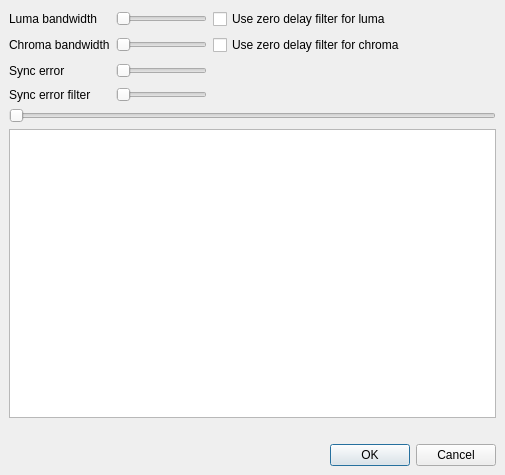
mean00/avidemux2, file avidemux_plugins/ADM_videoFilters6/artVHS/qt4/artVHS.ui: the form before one commit.
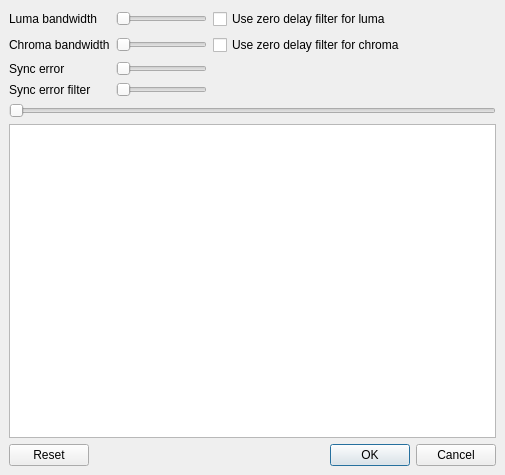
The form after the commit. Custom widgets are drawn as their Qt base class.

Commit message: [artVHS] Layout the dialog vertically, fix tab order, add reset button

Diff of the .ui file:
```diff
--- a/avidemux_plugins/ADM_videoFilters6/artVHS/qt4/artVHS.ui
+++ b/avidemux_plugins/ADM_videoFilters6/artVHS/qt4/artVHS.ui
@@ -13,7 +13,10 @@
   <property name="windowTitle">
    <string>VHS</string>
   </property>
-  <layout class="QGridLayout">
+  <layout class="QVBoxLayout" name="verticalLayout">
+   <property name="spacing">
+    <number>6</number>
+   </property>
    <property name="leftMargin">
     <number>9</number>
    </property>
@@ -26,49 +29,7 @@
    <property name="bottomMargin">
     <number>9</number>
    </property>
-   <property name="spacing">
-    <number>6</number>
-   </property>
-   <item row="3" column="0" colspan="2">
-    <widget class="ADM_QSlider" name="horizontalSlider">
-     <property name="orientation">
-      <enum>Qt::Horizontal</enum>
-     </property>
-    </widget>
-   </item>
-   <item row="6" column="0" colspan="2">
-    <widget class="QDialogButtonBox" name="buttonBox">
-     <property name="orientation">
-      <enum>Qt::Horizontal</enum>
-     </property>
-     <property name="standardButtons">
-      <set>QDialogButtonBox::Cancel|QDialogButtonBox::Ok</set>
-     </property>
-    </widget>
-   </item>
-   <item row="4" column="0" colspan="2">
-    <widget class="QGraphicsView" name="graphicsView"/>
-   </item>
-   <item row="5" column="1">
-    <spacer>
-     <property name="orientation">
-      <enum>Qt::Vertical</enum>
-     </property>
-     <property name="sizeType">
-      <enum>QSizePolicy::Fixed</enum>
-     </property>
-     <property name="sizeHint" stdset="0">
-      <size>
-       <width>20</width>
-       <height>20</height>
-      </size>
-     </property>
-    </spacer>
-   </item>
-   <item row="2" column="0">
-    <layout class="QHBoxLayout" name="toolboxLayout"/>
-   </item>
-   <item row="0" column="0" colspan="2">
+   <item>
     <layout class="QGridLayout" name="gridLayout">
      <property name="leftMargin">
       <number>0</number>
@@ -132,19 +93,6 @@
        </property>
       </widget>
      </item>
-     <item row="3" column="3">
-      <spacer name="horizontalSpacer_2">
-       <property name="orientation">
-        <enum>Qt::Horizontal</enum>
-       </property>
-       <property name="sizeHint" stdset="0">
-        <size>
-         <width>40</width>
-         <height>20</height>
-        </size>
-       </property>
-      </spacer>
-     </item>
      <item row="4" column="0">
       <widget class="QLabel" name="label_3">
        <property name="text">
@@ -165,19 +113,6 @@
        </property>
       </widget>
      </item>
-     <item row="4" column="3">
-      <spacer name="horizontalSpacer_3">
-       <property name="orientation">
-        <enum>Qt::Horizontal</enum>
-       </property>
-       <property name="sizeHint" stdset="0">
-        <size>
-         <width>40</width>
-         <height>20</height>
-        </size>
-       </property>
-      </spacer>
-     </item>
      <item row="3" column="2">
       <widget class="QCheckBox" name="checkBoxChromaNoDelay">
        <property name="text">
@@ -214,6 +149,33 @@
      </item>
     </layout>
    </item>
+   <item>
+    <layout class="QHBoxLayout" name="toolboxLayout"/>
+   </item>
+   <item>
+    <widget class="ADM_QSlider" name="horizontalSlider">
+     <property name="orientation">
+      <enum>Qt::Horizontal</enum>
+     </property>
+    </widget>
+   </item>
+   <item>
+    <widget class="QGraphicsView" name="graphicsView">
+     <property name="focusPolicy">
+      <enum>Qt::NoFocus</enum>
+     </property>
+    </widget>
+   </item>
+   <item>
+    <widget class="QDialogButtonBox" name="buttonBox">
+     <property name="orientation">
+      <enum>Qt::Horizontal</enum>
+     </property>
+     <property name="standardButtons">
+      <set>QDialogButtonBox::Cancel|QDialogButtonBox::Ok|QDialogButtonBox::Reset</set>
+     </property>
+    </widget>
+   </item>
   </layout>
  </widget>
  <customwidgets>
```
Left out of the diff: 19 changed lines with no effect on the pictures. The commit also changes 5 other files.
